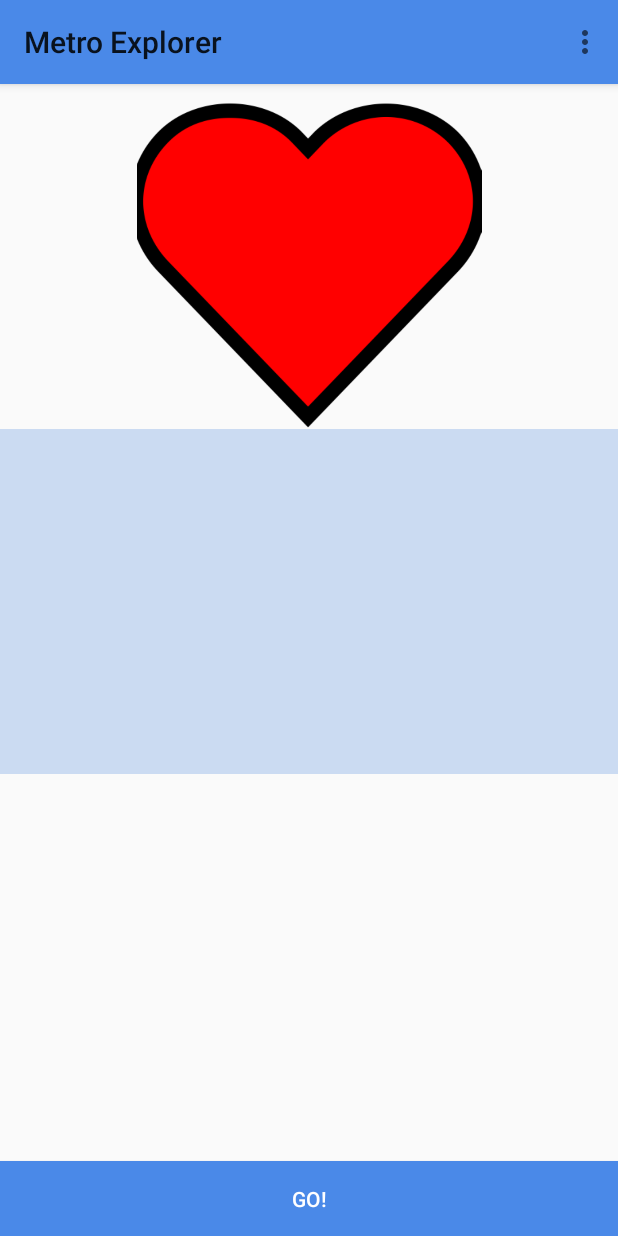
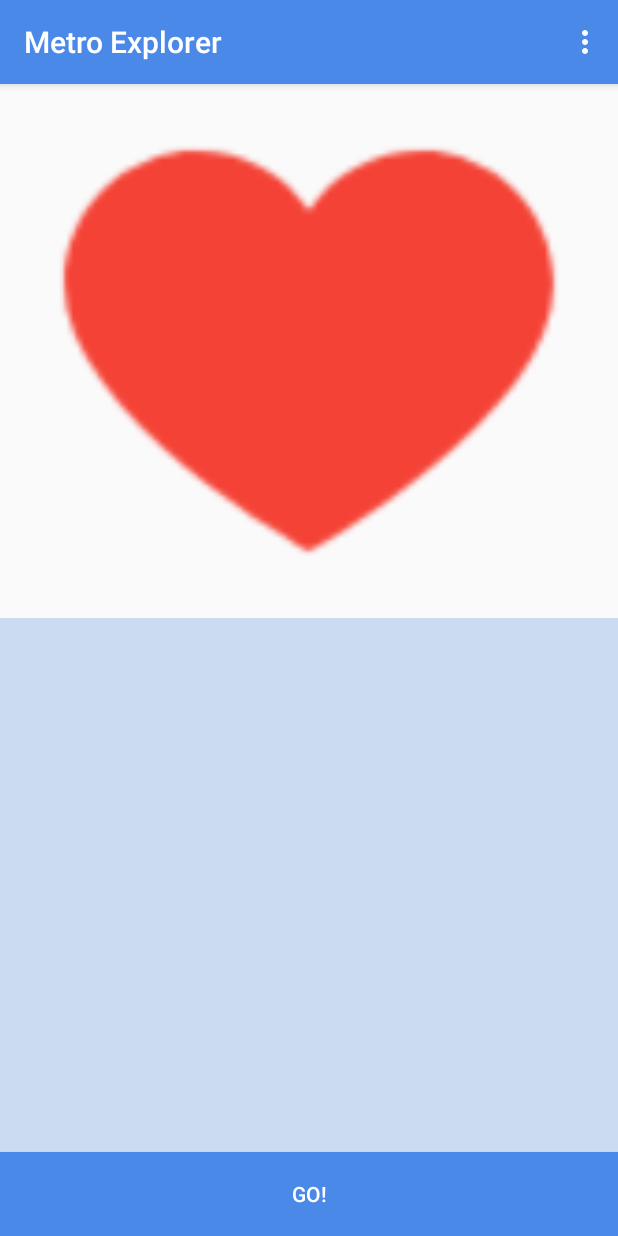
Before and after one commit to MiaXIA/Metro-Explorer, an Android app: the LandMarkDetailActivity screen opened directly, with no data from a screen before it, on a phone screen of 412 x 824 dp. Run offline under Robolectric (Android 15) with nearby library versions, the light colour scheme and no system bars.

Commit message:
work on app bar with search view, optimize layouts

```diff
--- a/app/src/main/res/layout/landmark_detail.xml
+++ b/app/src/main/res/layout/landmark_detail.xml
@@ -11,35 +11,39 @@
         android:layout_width="match_parent"
         android:layout_height="?android:attr/actionBarSize"
         android:elevation="4dp"
-        android:background="@color/colorDarkBlue"
+        android:background="?attr/colorPrimary"
+        android:theme="@style/ThemeOverlay.AppCompat.Dark.ActionBar"
+        android:popupTheme="@style/ThemeOverlay.AppCompat.Light"
         />
 
-    <RelativeLayout
+    <LinearLayout
         android:layout_width="match_parent"
-        android:layout_height="match_parent">
+        android:layout_height="match_parent"
+        android:orientation="vertical">
     <ImageView
+        android:contentDescription="@string/land_mark_image"
         android:id="@+id/land_mark_image"
         android:src="@drawable/red_heart"
         android:layout_width="match_parent"
-        android:layout_height="230dp"
-        android:layout_alignParentTop="true"
+        android:layout_height="0dp"
+        android:layout_weight="1"
         />
 
     <TextView
         android:id="@+id/land_mark_details"
         android:layout_width="match_parent"
         android:background="@color/colorTextField"
-        android:layout_height="230dp"
-        android:layout_below="@+id/land_mark_image"
+        android:layout_height="0dp"
+        android:layout_weight="1"
         />
 
     <Button
         android:id="@+id/go_button"
         android:layout_width="match_parent"
-        android:layout_height="50dp"
-        android:layout_alignParentBottom="true"
+        android:layout_height="?android:attr/actionBarSize"
         android:background="@color/colorPrimary"
         android:text="@string/go_button"
-        android:textColor="@color/colorWhite"/>
-</RelativeLayout>
+        android:textColor="@color/colorWhite"
+        android:layout_weight="0"/>
 </LinearLayout>
+</LinearLayout>
--- a/app/src/main/res/layout/landmark_list.xml
+++ b/app/src/main/res/layout/landmark_list.xml
@@ -11,7 +11,9 @@
         android:layout_width="match_parent"
         android:layout_height="?android:attr/actionBarSize"
         android:elevation="4dp"
-        android:background="@color/colorDarkBlue"
+        android:background="?attr/colorPrimary"
+        android:theme="@style/ThemeOverlay.AppCompat.Dark.ActionBar"
+        android:popupTheme="@style/ThemeOverlay.AppCompat.Light"
         />
 
     <android.support.v7.widget.RecyclerView
--- a/app/src/main/res/layout/row_landmark.xml
+++ b/app/src/main/res/layout/row_landmark.xml
@@ -5,7 +5,8 @@
     android:layout_height="150dp">
 
     <ImageView
-        android:src="@drawable/blank_heart"
+        android:contentDescription="@string/recyclerview_image"
+        android:src="@drawable/red_heart"
         android:id="@+id/land_mark_list_image"
         android:layout_width="match_parent"
         android:layout_height="match_parent"
@@ -16,7 +17,7 @@
         android:id="@+id/land_mark_list_name"
         android:layout_width="wrap_content"
         android:layout_height="wrap_content"
-        android:layout_alignParentLeft="true"
+        android:layout_alignParentStart="true"
         android:layout_alignParentTop="true"
         android:text="@string/test"
         android:textSize="25sp"
--- a/app/src/main/res/menu/landmarkfilter.xml
+++ b/app/src/main/res/menu/landmarkfilter.xml
@@ -6,6 +6,7 @@
         android:id="@+id/land_mark_search"
         android:icon="@drawable/ic_search"
         app:showAsAction="always"
-        android:title="@string/test" />
+        app:actionViewClass="android.support.v7.widget.SearchView"
+        android:title="@string/search" />
 
 </menu>
--- a/app/src/main/res/menu/option.xml
+++ b/app/src/main/res/menu/option.xml
@@ -3,12 +3,12 @@
     xmlns:app="http://schemas.android.com/apk/res-auto">
     <item
         android:id="@+id/favorite_option"
-        android:title="@string/test"
+        android:title="@string/favorite_option"
         app:showAsAction="never"/>
 
     <item
         android:id="@+id/share_option"
-        android:title="@string/test"
+        android:title="@string/share_option"
         app:showAsAction="never"
         />
 </menu>
--- a/app/src/main/res/menu/stationfilter.xml
+++ b/app/src/main/res/menu/stationfilter.xml
@@ -6,7 +6,8 @@
         android:id="@+id/station_filter_search"
         android:icon="@drawable/ic_search"
         app:showAsAction="always"
-        android:title="@string/test"
+        app:actionViewClass="android.support.v7.widget.SearchView"
+        android:title="@string/search"
         />
 
 </menu>
--- a/app/src/main/res/values/strings.xml
+++ b/app/src/main/res/values/strings.xml
@@ -5,6 +5,12 @@
     <string name="detail_button">Detail</string>
     <string name="go_button">Go!</string>
     <string name="search_hint">Search a metro station</string>
+    <string name="favorite_option">Add As Favorite</string>
+    <string name="share_option">Share</string>
+    <string name="search">Search</string>
 
     <string name="test">*TEST*</string>
+    <string name="recyclerview_image">Recycler View Image</string>
+    <string name="favorite_icon">Favorite Icon</string>
+    <string name="land_mark_image">Land Mark Image</string>
 </resources>
```
Also changed, not shown: app/src/main/java/com/marks/metro/yichenzhou/metromarker/activity/LandMarkDetailActivity.kt (+14 -0 lines), app/src/main/java/com/marks/metro/yichenzhou/metromarker/activity/LandMarksActivity.kt (+10 -3 lines), app/src/main/java/com/marks/metro/yichenzhou/metromarker/activity/MenuActivity.kt (+8 -4 lines), app/src/main/res/layout/main_menu.xml (+13 -8 lines), app/src/main/res/layout/metrostation_menu.xml (+19 -9 lines), app/src/main/res/drawable/blank_heart.png (deleted), app/src/main/res/drawable/red_heart.png, app/src/main/res/drawable/share_link.png (deleted).
